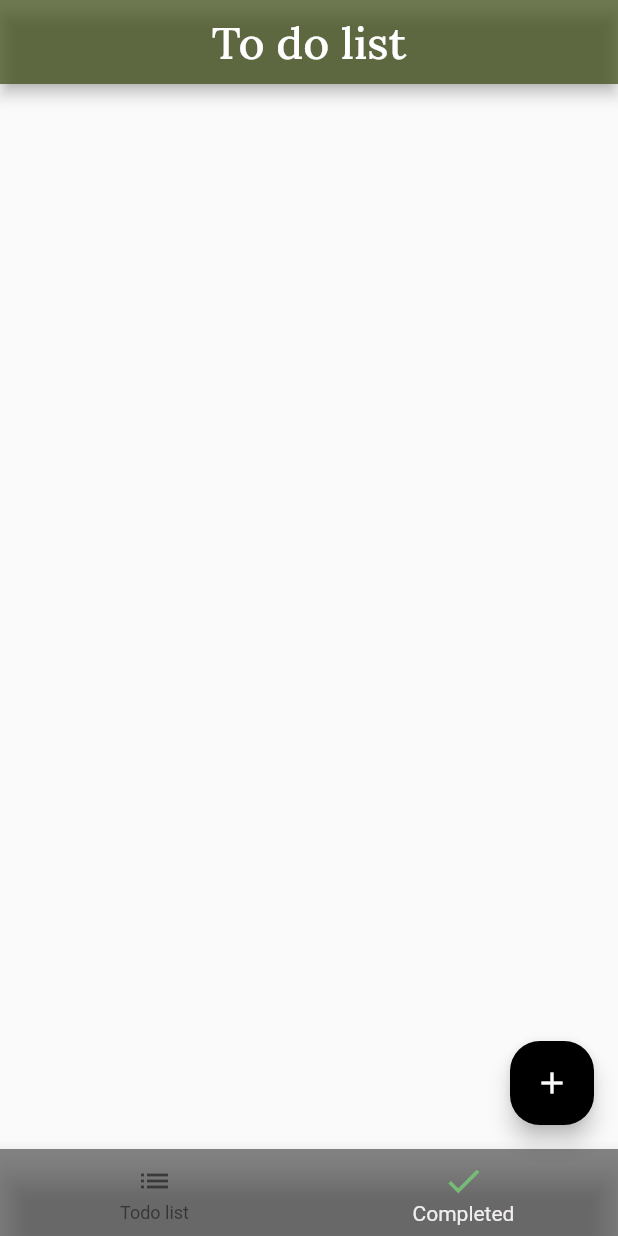
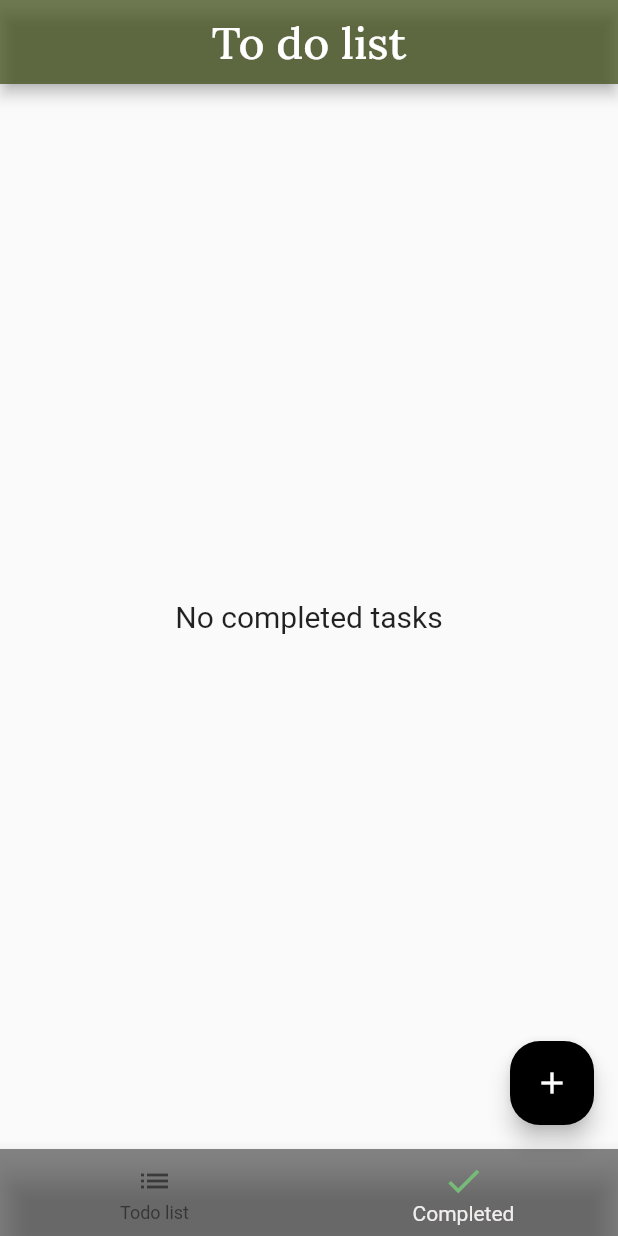
Before and after one commit to Isaaca11222/to_do_list, a Flutter app: the screen it shows after launch, item 2 of the bottom bar chosen, on a phone screen of 412 x 824 dp. Run offline on Flutter 3.47's test engine with Material 2 defaults, Android fonts, the phone set to English and light mode, and no system bars; our stand-ins replace flutter_slidable, google_fonts.

Commit message:
Make completed list widget

```diff
--- a/lib/pages/HomePage/home_page.dart
+++ b/lib/pages/HomePage/home_page.dart
@@ -1,6 +1,7 @@
 import 'package:flutter/material.dart';
 import 'package:to_do_list/widget/add_todo.dart';
 import 'package:google_fonts/google_fonts.dart';
+import 'package:to_do_list/widget/completed.list.widget.dart';
 import 'package:to_do_list/widget/todo_list_widget.dart';
 
 class HomePage extends StatefulWidget {
@@ -19,7 +20,7 @@ class _HomePageState extends State<HomePage> {
   Widget build(BuildContext context) {
     final tabs = [
       const TodoListWidget(),
-      Container(),
+      const CompletedListWidget(),
     ];
 
     return Scaffold(
--- /dev/null
+++ b/lib/widget/completed.list.widget.dart
@@ -0,0 +1,34 @@
+import 'package:flutter/material.dart';
+import 'package:provider/provider.dart';
+import 'package:to_do_list/provider/todos.dart';
+import 'package:to_do_list/widget/todo_widget.dart';
+
+class CompletedListWidget extends StatelessWidget {
+  const CompletedListWidget({
+    super.key,
+  });
+
+  @override
+  Widget build(BuildContext context) {
+    final provider = Provider.of<TodosProvider>(context);
+    final todos = provider.todosCompleted;
+
+    return todos.isEmpty
+        ? const Center(
+            child: Text(
+              'No completed tasks',
+              style: TextStyle(fontSize: 20),
+            ),
+          )
+        : ListView.separated(
+            physics: const BouncingScrollPhysics(),
+            padding: const EdgeInsets.all(16),
+            separatorBuilder: (context, index) => Container(height: 8),
+            itemCount: todos.length,
+            itemBuilder: (context, index) {
+              final todo = todos[index];
+
+              return TodoWidget(todo: todo);
+            });
+  }
+}
```
Also changed, not shown: lib/provider/todos.dart (+22 -0 lines), lib/widget/add_todo.dart (+12 -4 lines).
